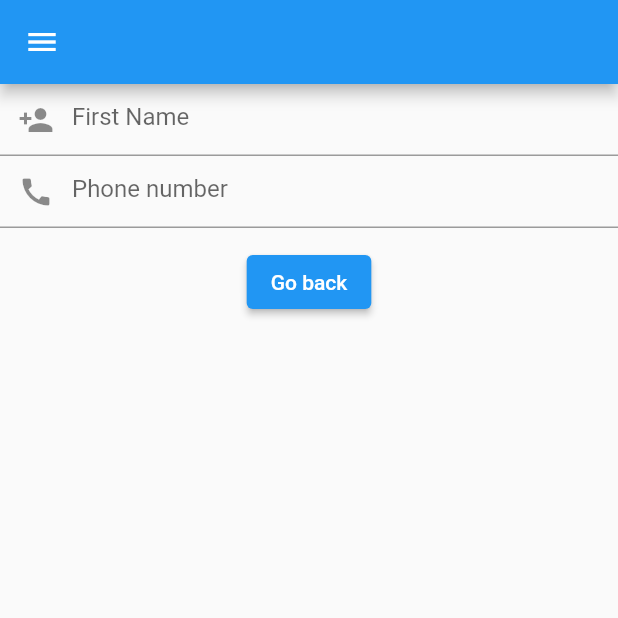
After one commit to CPAD-Kishoreganj/login_screen, a Flutter app: the screen it shows after launch, after a tap on "SignUp", on a phone screen of 412 x 824 dp, the top half of it. The commit adds this screen. Run offline on Flutter 3.47's test engine with Material 2 defaults, Android fonts, the phone set to English and light mode, and no system bars; our stand-ins replace font_awesome_flutter.

Commit message:
routing starting

```diff
--- a/lib/pages/login_page.dart
+++ b/lib/pages/login_page.dart
@@ -1,5 +1,6 @@
 import 'package:flutter/material.dart';
 import 'package:font_awesome_flutter/font_awesome_flutter.dart';
+import 'package:login_screen/pages/signup_page.dart';
 
 class LoginPage extends StatelessWidget {
   const LoginPage({Key? key}) : super(key: key);
@@ -101,13 +102,13 @@ class LoginPage extends StatelessWidget {
             "or connect with",
             textAlign: TextAlign.center,
           ),
-          SizedBox(height: 12),
+          const SizedBox(height: 12),
           Row(
             mainAxisAlignment: MainAxisAlignment.center,
             children: [
               ElevatedButton(
                 style: ElevatedButton.styleFrom(
-                  primary: Color(0xFF375E95),
+                  primary: const Color(0xFF375E95),
                 ),
                 onPressed: () {},
                 child: Row(
@@ -136,17 +137,28 @@ class LoginPage extends StatelessWidget {
               ),
             ],
           ),
-          SizedBox(height: 12),
+          const SizedBox(height: 12),
           Row(
             mainAxisAlignment: MainAxisAlignment.center,
             children: [
-              Text("Don't have an account? "),
-              Text(
-                "SignUp",
-                style: TextStyle(
-                  color: Colors.blue,
-                  fontWeight: FontWeight.bold,
+              const Text("Don't have an account? "),
+              InkWell(
+                child: const Text(
+                  "SignUp",
+                  style: TextStyle(
+                    color: Colors.blue,
+                    fontWeight: FontWeight.bold,
+                  ),
                 ),
+                onTap: () {
+                  Navigator.of(context).push(
+                    MaterialPageRoute(
+                      builder: (BuildContext context) {
+                        return const SignUpPage();
+                      },
+                    ),
+                  );
+                },
               ),
             ],
           ),
--- /dev/null
+++ b/lib/pages/signup_page.dart
@@ -0,0 +1,38 @@
+import 'package:flutter/material.dart';
+
+class SignUpPage extends StatelessWidget {
+  const SignUpPage({Key? key}) : super(key: key);
+
+  @override
+  Widget build(BuildContext context) {
+    return Scaffold(
+      appBar: AppBar(),
+      drawer: const Drawer(),
+      body: Center(
+        child: Column(
+          children: [
+            const TextField(
+              decoration: InputDecoration(
+                hintText: 'First Name',
+                prefixIcon: Icon(Icons.person_add),
+              ),
+            ),
+            const TextField(
+              decoration: InputDecoration(
+                hintText: 'Phone number',
+                prefixIcon: Icon(Icons.call),
+              ),
+            ),
+            const SizedBox(height: 12),
+            ElevatedButton(
+              onPressed: () {
+                Navigator.of(context).pop();
+              },
+              child: const Text('Go back'),
+            ),
+          ],
+        ),
+      ),
+    );
+  }
+}
```
